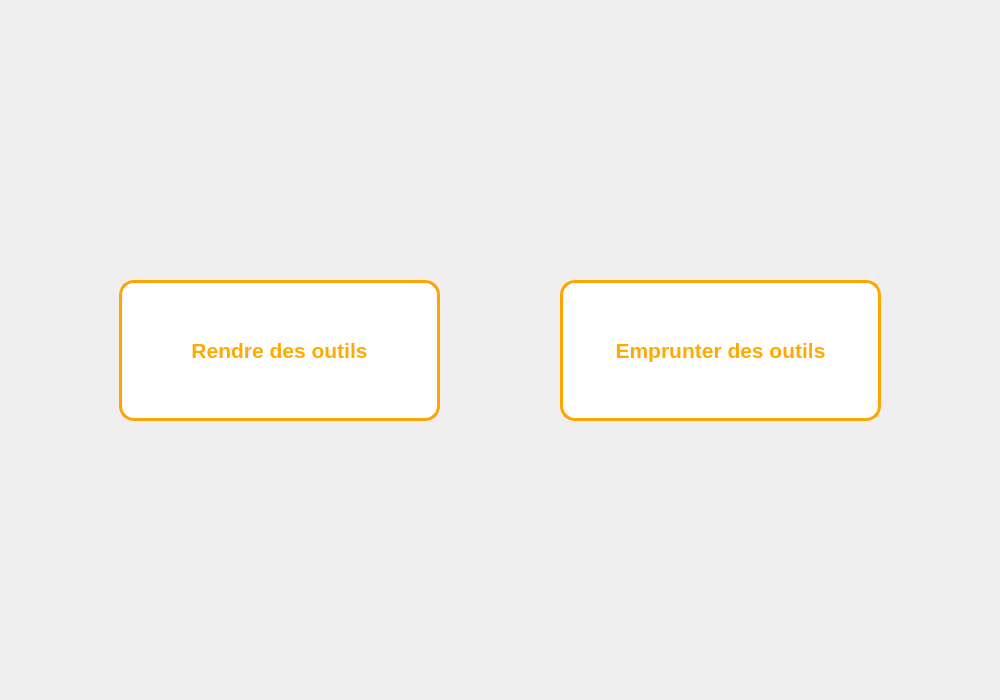
This is FabLabEmprunt/pageAccueil.ui in Fablab-app-emprunt/App as Qt 5 draws it before an edit. The edited form follows.
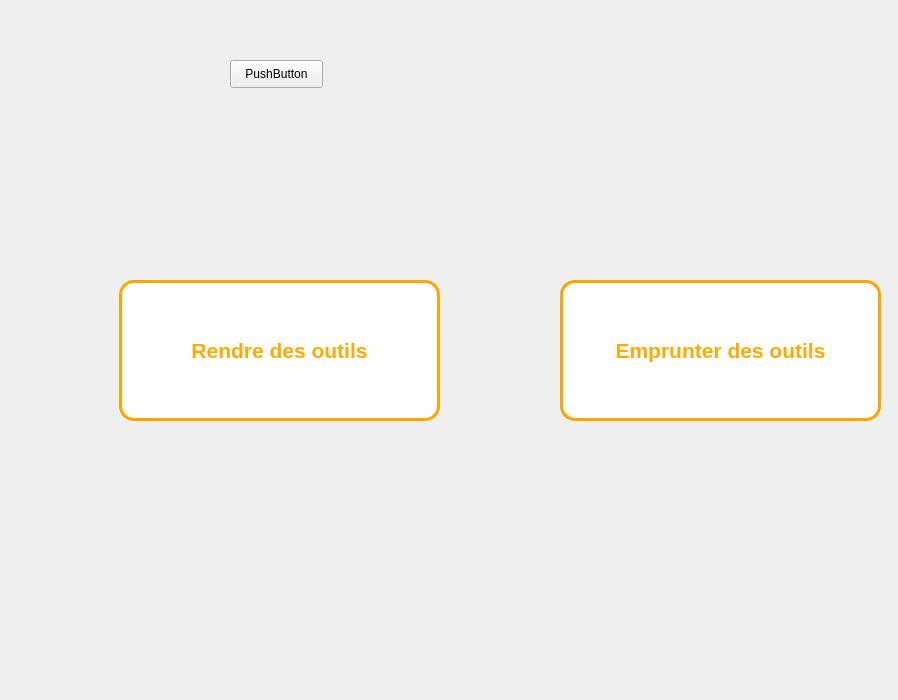
This is the edited form.

What changed in the file:
```diff
--- a/FabLabEmprunt/pageAccueil.ui
+++ b/FabLabEmprunt/pageAccueil.ui
@@ -6,7 +6,7 @@
    <rect>
     <x>0</x>
     <y>0</y>
-    <width>1000</width>
+    <width>898</width>
     <height>700</height>
    </rect>
   </property>
@@ -528,6 +528,19 @@
     <string>Emprunter des outils</string>
    </property>
   </widget>
+  <widget class="QPushButton" name="btnTest">
+   <property name="geometry">
+    <rect>
+     <x>230</x>
+     <y>60</y>
+     <width>93</width>
+     <height>28</height>
+    </rect>
+   </property>
+   <property name="text">
+    <string>PushButton</string>
+   </property>
+  </widget>
  </widget>
  <resources/>
  <connections/>
```
Left out of the diff: 59 changed lines with no effect on the pictures.
